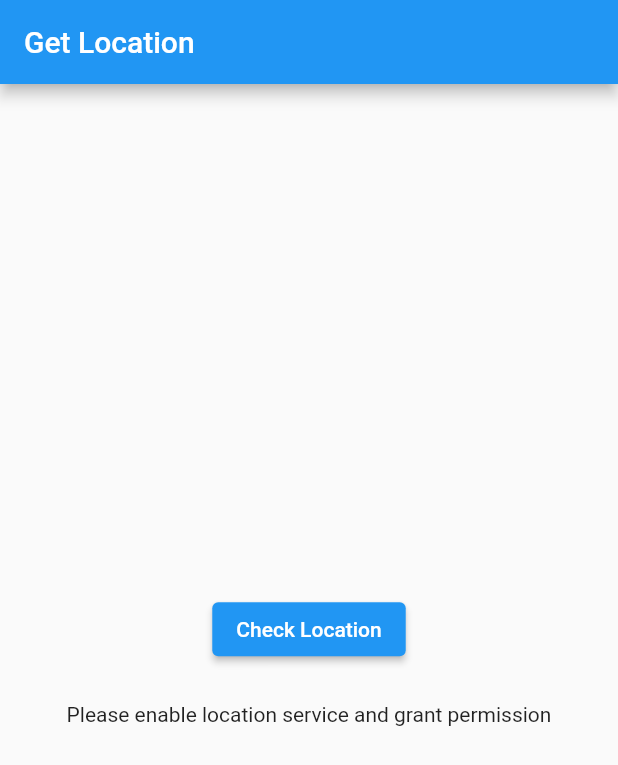
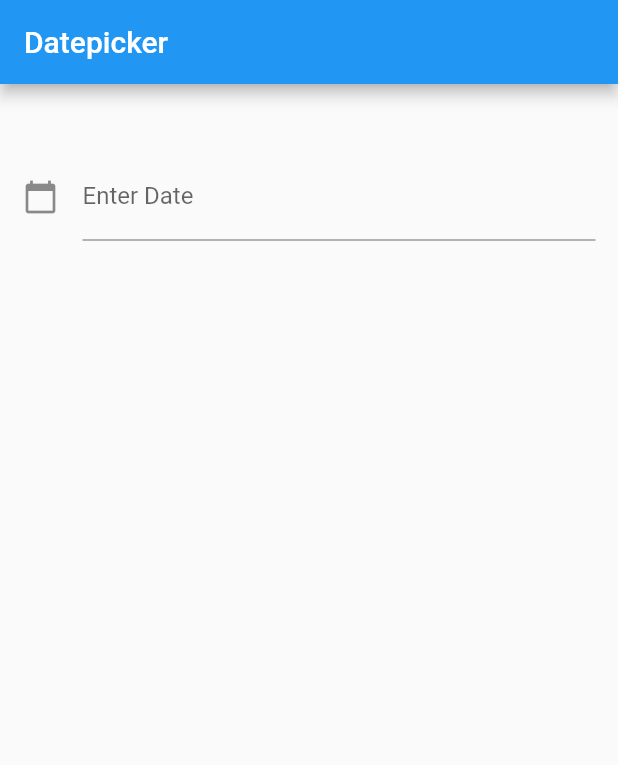
Before and after one commit to funky-dev99/Flutter-Basics, a Flutter app: the screen it shows after launch, on a phone screen of 412 x 824 dp. Shown: the top 765 px of the screen. Run offline on Flutter 3.47's test engine with Material 2 defaults, Android fonts, the phone set to English and light mode, and no system bars.

Commit message:
Date Picker

```diff
--- /dev/null
+++ b/flutter_basics/lib/homepage.dart
@@ -0,0 +1,59 @@
+import 'package:flutter/material.dart';
+import 'package:intl/intl.dart';
+
+class HomePage extends StatefulWidget {
+  @override
+  State<HomePage> createState() => _HomePageState();
+}
+
+class _HomePageState extends State<HomePage> {
+  TextEditingController dateController = TextEditingController();
+
+  @override
+  void initState() {
+    dateController.text = ""; //set the initial value of text field
+    super.initState();
+  }
+  @override
+  Widget build(BuildContext context) {
+    return Scaffold(
+        appBar: AppBar(title: const Text("Datepicker")),
+        body: Container(
+            padding:const EdgeInsets.all(15),
+            height:150,
+            child:Center(
+                child:TextField(
+
+                  controller: dateController, //editing controller of this TextField
+                  decoration: const InputDecoration(
+
+                      icon: Icon(Icons.calendar_today), //icon of text field
+                      labelText: "Enter Date" //label text of field
+                  ),
+                  readOnly: true,  // when true user cannot edit text
+                  onTap: () async {
+                    DateTime? pickedDate = await showDatePicker(
+                        context: context,
+                        initialDate: DateTime.now(), //get today's date
+                        firstDate: DateTime(2000), //DateTime.now() - not to allow to choose before today.
+                        lastDate: DateTime(2101)
+                    );
+
+                    if(pickedDate != null ){
+                      print(pickedDate);  //get the picked date in the format => 2022-07-04 00:00:00.000
+                      String formattedDate = DateFormat('yyyy-MM-dd').format(pickedDate); // format date in required form here we use yyyy-MM-dd that means time is removed
+                      print(formattedDate); //formatted date output using intl package =>  2022-07-04
+                      //You can format date as per your need
+
+                      setState(() {
+                        dateController.text = formattedDate; //set foratted date to TextField value.
+                      });
+                    }else{
+                      print("Date is not selected");
+                    }
+                  },
+                )
+            )
+        ));
+  }
+}
--- a/flutter_basics/lib/main.dart
+++ b/flutter_basics/lib/main.dart
@@ -1,7 +1,108 @@
+//
+//
+// import 'package:flutter/material.dart';
+// import 'package:location/location.dart';
+//
+// void main() {
+//   runApp(const MyApp());
+// }
+//
+// class MyApp extends StatelessWidget {
+//   const MyApp({Key? key}) : super(key: key);
+//
+//   @override
+//   Widget build(BuildContext context) {
+//     return const MaterialApp(
+//       // Remove the debug banner
+//       debugShowCheckedModeBanner: false,
+//       title: 'Location',
+//       home: HomePage(),
+//     );
+//   }
+// }
+//
+// class HomePage extends StatefulWidget {
+//   const HomePage({Key? key}) : super(key: key);
+//
+//   @override
+//   State<HomePage> createState() => _HomePageState();
+// }
+//
+// class _HomePageState extends State<HomePage> {
+//   late bool _serviceEnabled;
+//   late PermissionStatus _permissionGranted;
+//
+//   LocationData? _userLocation;
+//
+//   Future<void> _getUserLocation() async {
+//     Location location = Location();
+//
+//     _serviceEnabled = await location.serviceEnabled();
+//     if (_serviceEnabled) {
+//       _serviceEnabled = await location.requestService();
+//       if (!_serviceEnabled) {
+//         return;
+//       }
+//     }
+//
+//     _permissionGranted = await location.hasPermission();
+//     if (_permissionGranted == PermissionStatus.denied) {
+//       _permissionGranted = await location.requestPermission();
+//       if (_permissionGranted != PermissionStatus.granted) {
+//         return;
+//       }
+//     }
+//
+//     final locationData = await location.getLocation();
+//     setState(() {
+//       _userLocation = locationData;
+//     });
+//
+//     if (_userLocation != null) {
+//       print('Latitude: ${_userLocation?.latitude}');
+//       print('Longitude: ${_userLocation?.longitude}');
+//     }
+//   }
+//
+//   @override
+//   Widget build(BuildContext context) {
+//     return Scaffold(
+//       appBar: AppBar(
+//         title: const Text('Get Location'),
+//       ),
+//       body: Center(
+//         child: Padding(
+//           padding: const EdgeInsets.all(20),
+//           child: Column(
+//             mainAxisAlignment: MainAxisAlignment.center,
+//             children: [
+//               ElevatedButton(
+//                 onPressed: _getUserLocation,
+//                 child: const Text('Check Location'),
+//               ),
+//               const SizedBox(height: 25),
+//               _userLocation != null
+//                   ? Wrap(
+//                 children: [
+//                   Text('Your latitude: ${_userLocation?.latitude}'),
+//                   const SizedBox(width: 10),
+//                   Text('Your longitude: ${_userLocation?.longitude}'),
+//                 ],
+//               )
+//                   : const Text(
+//                   'Please enable location service and grant permission'),
+//             ],
+//           ),
+//         ),
+//       ),
+//     );
+//   }
+// }
 
 
 import 'package:flutter/material.dart';
-import 'package:location/location.dart';
+
+import 'homepage.dart';
 
 void main() {
   runApp(const MyApp());
@@ -12,89 +113,13 @@ class MyApp extends StatelessWidget {
 
   @override
   Widget build(BuildContext context) {
-    return const MaterialApp(
-      // Remove the debug banner
-      debugShowCheckedModeBanner: false,
-      title: 'Location',
+    return MaterialApp(
+      title: 'Flutter Demo',
+      theme: ThemeData(
+
+        primarySwatch: Colors.blue,
+      ),
       home: HomePage(),
     );
   }
 }
-
-class HomePage extends StatefulWidget {
-  const HomePage({Key? key}) : super(key: key);
-
-  @override
-  State<HomePage> createState() => _HomePageState();
-}
-
-class _HomePageState extends State<HomePage> {
-  late bool _serviceEnabled;
-  late PermissionStatus _permissionGranted;
-
-  LocationData? _userLocation;
-
-  Future<void> _getUserLocation() async {
-    Location location = Location();
-
-    _serviceEnabled = await location.serviceEnabled();
-    if (_serviceEnabled) {
-      _serviceEnabled = await location.requestService();
-      if (!_serviceEnabled) {
-        return;
-      }
-    }
-
-    _permissionGranted = await location.hasPermission();
-    if (_permissionGranted == PermissionStatus.denied) {
-      _permissionGranted = await location.requestPermission();
-      if (_permissionGranted != PermissionStatus.granted) {
-        return;
-      }
-    }
-
-    final locationData = await location.getLocation();
-    setState(() {
-      _userLocation = locationData;
-    });
-
-    if (_userLocation != null) {
-      print('Latitude: ${_userLocation?.latitude}');
-      print('Longitude: ${_userLocation?.longitude}');
-    }
-  }
-
-  @override
-  Widget build(BuildContext context) {
-    return Scaffold(
-      appBar: AppBar(
-        title: const Text('Get Location'),
-      ),
-      body: Center(
-        child: Padding(
-          padding: const EdgeInsets.all(20),
-          child: Column(
-            mainAxisAlignment: MainAxisAlignment.center,
-            children: [
-              ElevatedButton(
-                onPressed: _getUserLocation,
-                child: const Text('Check Location'),
-              ),
-              const SizedBox(height: 25),
-              _userLocation != null
-                  ? Wrap(
-                children: [
-                  Text('Your latitude: ${_userLocation?.latitude}'),
-                  const SizedBox(width: 10),
-                  Text('Your longitude: ${_userLocation?.longitude}'),
-                ],
-              )
-                  : const Text(
-                  'Please enable location service and grant permission'),
-            ],
-          ),
-        ),
-      ),
-    );
-  }
-}
--- a/flutter_basics/pubspec.yaml
+++ b/flutter_basics/pubspec.yaml
@@ -38,6 +38,7 @@ dependencies:
 
   device_preview: ^1.1.0
   location: ^4.4.0
+  date_time_picker: "^2.1.0"
 
 
 
```
Also changed, not shown: flutter_basics/pubspec.lock.
